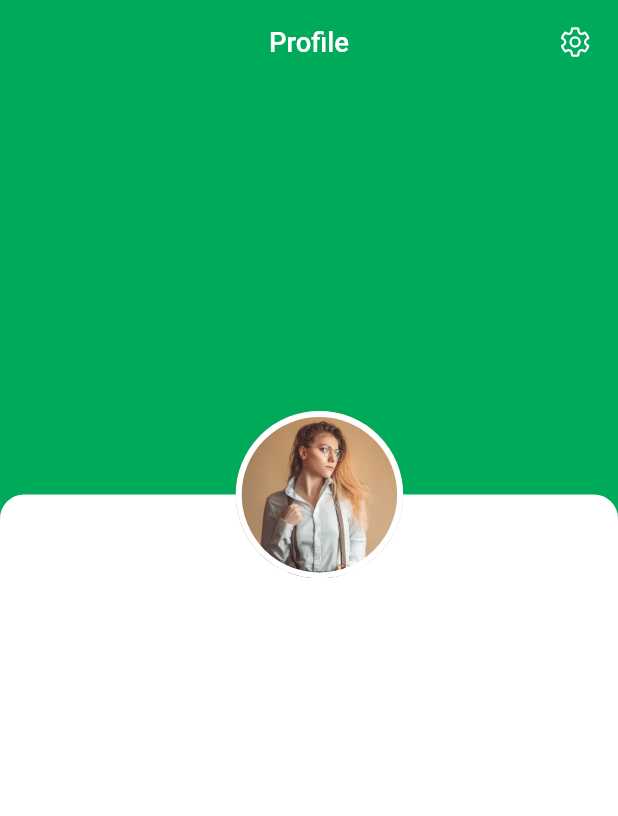
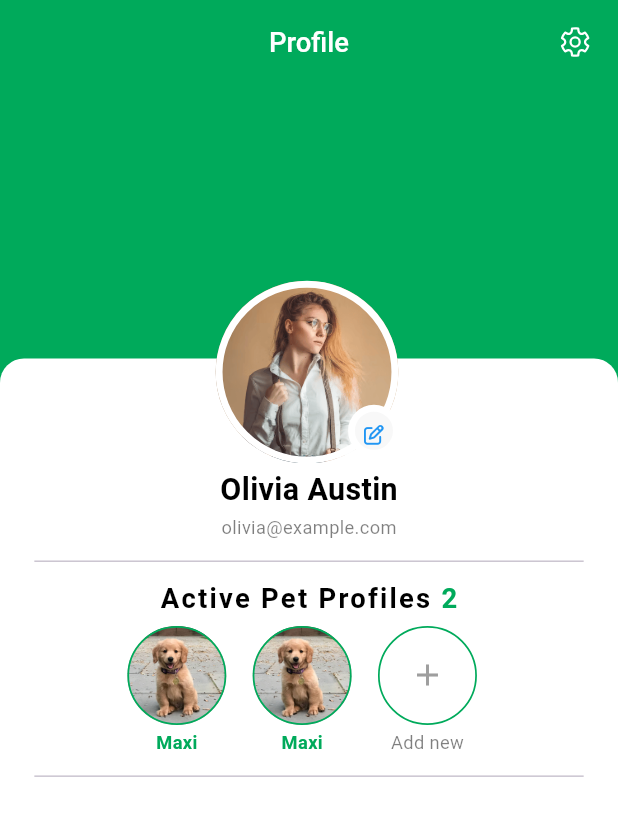
Before and after one commit to Loaiosama/PetYard, a Flutter app: the ProfileScreen screen opened directly, on a phone screen of 412 x 824 dp. Shown: the top 816 px of the screen. Run offline on Flutter 3.47's test engine with Material 3 defaults, Android fonts, the phone set to English and light mode, and no system bars; our stand-ins replace animated_splash_screen, dio, fluentui_system_icons, flutter_screenutil, flutter_secure_storage, flutter_svg and 3 more; accounts and stored records are empty.

Commit message:
profile screen active pet profiles and name section done

```diff
--- a/petowner_frontend/lib/core/utils/theming/styles.dart
+++ b/petowner_frontend/lib/core/utils/theming/styles.dart
@@ -28,6 +28,12 @@
 
   static TextStyle styles18SemiBoldBlack = TextStyle(
     fontSize: 18.sp,
+    fontWeight: FontsHelper.semiBold,
+    color: Colors.black,
+  );
+
+  static TextStyle styles20SemiBoldBlack = TextStyle(
+    fontSize: 20.sp,
     fontWeight: FontsHelper.semiBold,
     color: Colors.black,
   );
--- a/petowner_frontend/lib/features/home/presentation/view/home.dart
+++ b/petowner_frontend/lib/features/home/presentation/view/home.dart
@@ -22,6 +22,7 @@
         selectedIndex: 0,
         shadowColor: Colors.white,
         surfaceTintColor: Colors.white,
+        // labelBehavior: NavigationDestinationLabelBehavior.alwaysShow,
         destinations: [
           NavigationDestination(
             icon: Icon(
@@ -40,6 +41,7 @@
               color: Colors.black.withOpacity(0.5),
             ),
             label: 'Requests',
+
           ),
           NavigationDestination(
             icon: Icon(
--- a/petowner_frontend/lib/features/profile/presentaiton/view/widgets/profile_centered_image.dart
+++ b/petowner_frontend/lib/features/profile/presentaiton/view/widgets/profile_centered_image.dart
@@ -1,5 +1,6 @@
 import 'package:flutter/material.dart';
 import 'package:flutter_screenutil/flutter_screenutil.dart';
+import 'package:font_awesome_flutter/font_awesome_flutter.dart';
 
 class ProfileScreenCenteredImage extends StatelessWidget {
   const ProfileScreenCenteredImage({super.key});
@@ -7,11 +8,11 @@
   @override
   Widget build(BuildContext context) {
     return Positioned(
-      bottom: MediaQuery.of(context).size.height * 0.60 - 56.0,
-      left: MediaQuery.of(context).size.width * 0.5 - 56.0,
+      bottom: MediaQuery.of(context).size.height * 0.71 - 70.0,
+      left: MediaQuery.of(context).size.width * 0.5 - 70.0,
       child: Container(
-        width: 110.0.w,
-        height: 110.0.h,
+        width: 120.0.w,
+        height: 120.0.h,
         decoration: BoxDecoration(
           shape: BoxShape.circle,
           image: const DecorationImage(
@@ -20,7 +21,33 @@
           ),
           border: Border.all(
             color: Colors.white,
-            width: 4.0,
+            width: 4.0.w,
+          ),
+        ),
+        child: Align(
+          alignment: Alignment.bottomRight,
+          child: Container(
+            width: 34.w,
+            height: 34.h,
+            margin: EdgeInsets.only(top: 40.0.w),
+            decoration: BoxDecoration(
+              border: Border.all(
+                color: Colors.white,
+                width: 4.0.w,
+              ),
+              shape: BoxShape.circle,
+              color: const Color.fromRGBO(248, 248, 248, 1),
+            ),
+            child: IconButton(
+              onPressed: () {},
+              icon: Center(
+                child: Icon(
+                  FontAwesomeIcons.penToSquare,
+                  size: 13.sp,
+                  color: Colors.blue,
+                ),
+              ),
+            ),
           ),
         ),
       ),
--- a/petowner_frontend/lib/features/profile/presentaiton/view/widgets/profile_screen_body.dart
+++ b/petowner_frontend/lib/features/profile/presentaiton/view/widgets/profile_screen_body.dart
@@ -1,5 +1,10 @@
 import 'package:flutter/material.dart';
 import 'package:flutter_screenutil/flutter_screenutil.dart';
+import 'package:go_router/go_router.dart';
+import 'package:petowner_frontend/core/utils/helpers/spacing.dart';
+import 'package:petowner_frontend/core/utils/routing/routes.dart';
+import 'package:petowner_frontend/core/utils/theming/colors.dart';
+import 'package:petowner_frontend/core/utils/theming/styles.dart';
 import 'profile_centered_image.dart';
 
 class ProfileScreenBody extends StatelessWidget {
@@ -16,14 +21,31 @@
               children: [
                 Container(
                   width: double.infinity,
-                  height: MediaQuery.of(context).size.height * 0.60,
+                  height: MediaQuery.of(context).size.height * 0.71,
                   decoration: const BoxDecoration(
                     color: Colors.white,
                     borderRadius:
                         BorderRadius.vertical(top: Radius.circular(16.0)),
                   ),
-                  child: Column(
-                    crossAxisAlignment: CrossAxisAlignment.start,
+                  child: Padding(
+                    padding: EdgeInsets.only(
+                        left: 20.0.w, right: 20.0.w, top: 72.0.h),
+                    child: Column(
+                      crossAxisAlignment: CrossAxisAlignment.center,
+                      children: [
+                        Text(
+                          'Olivia Austin',
+                          style: Styles.styles20SemiBoldBlack,
+                        ),
+                        heightSizedBox(2),
+                        Text(
+                          'olivia@example.com',
+                          style: Styles.styles12RegularOpacityBlack,
+                        ),
+                        heightSizedBox(6),
+                        const ActivePetProfileSection(),
+                      ],
+                    ),
                   ),
                 ),
               ],
@@ -35,3 +57,104 @@
     );
   }
 }
+
+class ActivePetProfileSection extends StatelessWidget {
+  const ActivePetProfileSection({super.key});
+
+  @override
+  Widget build(BuildContext context) {
+    return Column(
+      children: [
+        const Divider(),
+        heightSizedBox(6),
+        RichText(
+          text: TextSpan(
+            text: 'Active Pet Profiles ',
+            style: Styles.styles18SemiBoldBlack.copyWith(letterSpacing: 1.5),
+            children: [
+              TextSpan(
+                text: '2',
+                style: Styles.styles22BoldGreen.copyWith(fontSize: 18.sp),
+              ),
+            ],
+          ),
+        ),
+        heightSizedBox(8),
+        Row(
+          mainAxisAlignment: MainAxisAlignment.center,
+          children: [
+            Row(
+              children: List.generate(
+                2,
+                (index) => InkWell(
+                  onTap: () {
+
+                  },
+                  child: const PetProfileCircle(),
+                ),
+              ),
+            ),
+            const PetProfileCircle(
+              isAddNew: true,
+            ),
+          ],
+        ),
+        heightSizedBox(6),
+        const Divider(),
+      ],
+    );
+  }
+}
+
+class PetProfileCircle extends StatelessWidget {
+  const PetProfileCircle({super.key, this.isAddNew = false});
+
+  final bool isAddNew;
+
+  @override
+  Widget build(BuildContext context) {
+    return Padding(
+      padding: EdgeInsets.only(right: 8.0.w),
+      child: Column(
+        children: [
+          Container(
+            width: 65.0.w,
+            height: 65.0.h,
+            decoration: BoxDecoration(
+              shape: BoxShape.circle,
+              image: !isAddNew
+                  ? const DecorationImage(
+                      image: AssetImage('assets/images/profile_dog.jpg'),
+                      fit: BoxFit.cover,
+                    )
+                  : null,
+              border: Border.all(
+                color: kPrimaryGreen,
+                width: 1.0.w,
+              ),
+            ),
+            child: isAddNew
+                ? Center(
+                    child: IconButton(
+                        onPressed: () {
+                          GoRouter.of(context).push(Routes.kChooseType);
+                        },
+                        icon: const Icon(
+                          Icons.add,
+                          color: Colors.grey,
+                        )),
+                  )
+                : null,
+          ),
+          heightSizedBox(3),
+          Text(
+            !isAddNew ? 'Maxi' : 'Add new',
+            style: !isAddNew
+                ? Styles.styles22BoldGreen.copyWith(fontSize: 12.sp)
+                : Styles.styles12RegularOpacityBlack,
+          ),
+        ],
+      ),
+    );
+  }
+}
```
Also changed, not shown: petowner_frontend/assets/images/profile_dog.jpg (added).
